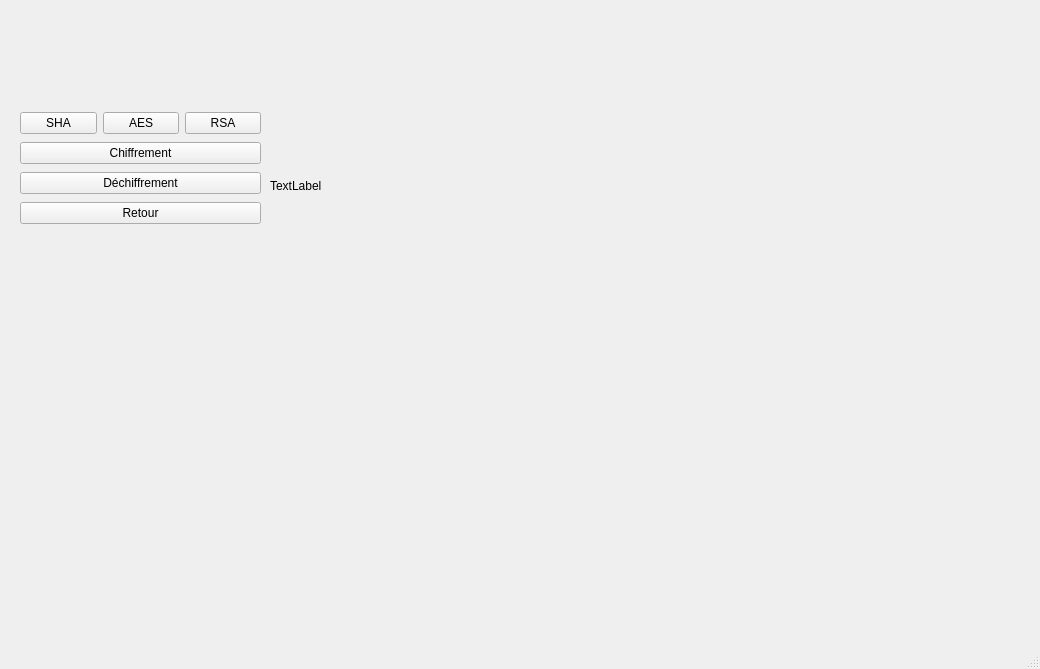
The window that mainwindow.ui (nehess-man/mp00) describes before a commit, drawn with Qt 5.
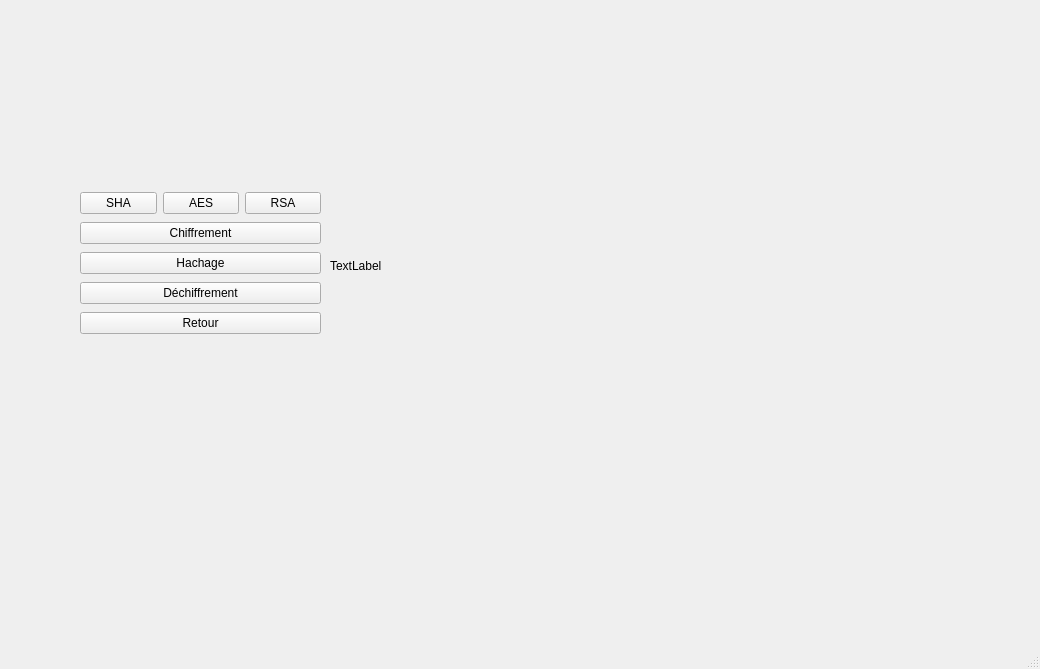
The same window after the commit.

Commit message: Ajout d'un bouton hachage pour sha (en cours)

What changed in the file:
```diff
--- a/mainwindow.ui
+++ b/mainwindow.ui
@@ -17,10 +17,10 @@
    <widget class="QWidget" name="verticalLayoutWidget">
     <property name="geometry">
      <rect>
-      <x>20</x>
-      <y>110</y>
+      <x>80</x>
+      <y>190</y>
       <width>241</width>
-      <height>118</height>
+      <height>148</height>
      </rect>
     </property>
     <layout class="QVBoxLayout" name="verticalLayout">
@@ -56,6 +56,13 @@
        </property>
       </widget>
      </item>
+     <item>
+      <widget class="QPushButton" name="btnHash">
+       <property name="text">
+        <string>Hachage</string>
+       </property>
+      </widget>
+     </item>
      <item>
       <widget class="QPushButton" name="btnDchiff">
        <property name="text">
@@ -75,8 +82,8 @@
    <widget class="QLabel" name="labelFileContent">
     <property name="geometry">
      <rect>
-      <x>270</x>
-      <y>50</y>
+      <x>330</x>
+      <y>130</y>
       <width>641</width>
       <height>271</height>
      </rect>
```
The commit also changes 3 other files.
